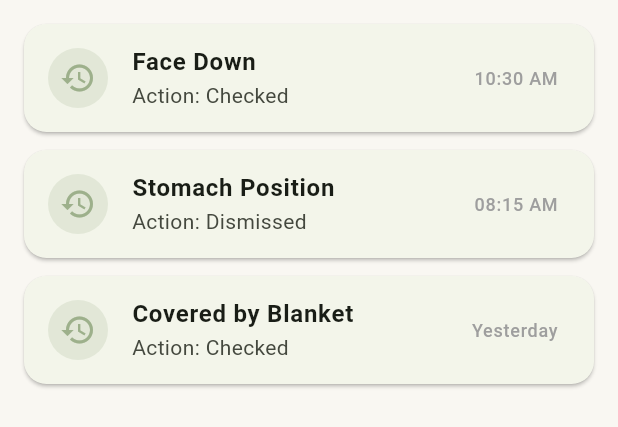
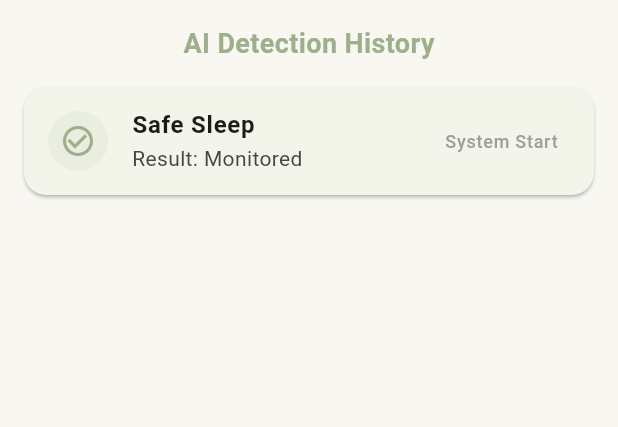
Before and after one commit to Alaa33ib/sleep_monitor, a Flutter app: the ReportsScreen widget shown alone on an empty page, opened directly, on a phone screen of 412 x 824 dp. Shown: the top 427 px of the screen. Run offline on Flutter 3.47's test engine with Material 3 defaults, Android fonts, the phone set to English and light mode, and no system bars; our stand-ins replace flutter_local_notifications, image_picker.

Commit message:
bacckend additions

```diff
--- a/lib/screens/reports_screen.dart
+++ b/lib/screens/reports_screen.dart
@@ -1,34 +1,64 @@
 import 'package:flutter/material.dart';
 import '../theme/app_theme.dart';
+import '../services/report_manager.dart'; // Import the manager
 
-class ReportsScreen extends StatelessWidget {
-  // Demo data - in a real app, this comes from SQLite
-  final List<Map<String, String>> reports = [
-    {"type": "Face Down", "time": "10:30 AM", "action": "Checked"},
-    {"type": "Stomach Position", "time": "08:15 AM", "action": "Dismissed"},
-    {"type": "Covered by Blanket", "time": "Yesterday", "action": "Checked"},
-  ];
+class ReportsScreen extends StatefulWidget {
+  const ReportsScreen({super.key});
 
   @override
+  State<ReportsScreen> createState() => _ReportsScreenState();
+}
+
+class _ReportsScreenState extends State<ReportsScreen> {
+  @override
   Widget build(BuildContext context) {
-    return ListView.builder(
-      padding: EdgeInsets.all(16),
+    // We get the data from our "manager" instead of hardcoding it
+    final reports = ReportManager.reports;
+
+    return Column(
+      children: [
+        const Padding(
+          padding: EdgeInsets.all(16.0),
+          child: Text(
+            "AI Detection History",
+            style: TextStyle(fontSize: 18, fontWeight: FontWeight.bold, color: AppTheme.sage),
+          ),
+        ),
+        Expanded(
+          child: reports.isEmpty
+              ? const Center(child: Text("No AI events detected yet."))
+              : ListView.builder(
+            padding: const EdgeInsets.symmetric(horizontal: 16),
             itemCount: reports.length,
             itemBuilder: (context, index) {
+              bool isRisk = reports[index]['type'] == "Stomach Position";
+
               return Card(
-          margin: EdgeInsets.only(bottom: 12),
+                margin: const EdgeInsets.only(bottom: 12),
                 shape: RoundedRectangleBorder(borderRadius: BorderRadius.circular(15)),
                 child: ListTile(
                   leading: CircleAvatar(
-              backgroundColor: AppTheme.sage.withOpacity(0.2),
-              child: Icon(Icons.history, color: AppTheme.sage),
+                    backgroundColor: isRisk ? Colors.red.withOpacity(0.1) : AppTheme.sage.withOpacity(0.1),
+                    child: Icon(
+                        isRisk ? Icons.warning_amber_rounded : Icons.check_circle_outline,
+                        color: isRisk ? Colors.red : AppTheme.sage
                     ),
-            title: Text(reports[index]['type']!, style: TextStyle(fontWeight: FontWeight.bold)),
-            subtitle: Text("Action: ${reports[index]['action']}"),
-            trailing: Text(reports[index]['time']!, style: TextStyle(color: Colors.grey, fontSize: 12)),
+                  ),
+                  title: Text(
+                      reports[index]['type']!,
+                      style: const TextStyle(fontWeight: FontWeight.bold)
+                  ),
+                  subtitle: Text("Result: ${reports[index]['action']}"),
+                  trailing: Text(
+                      reports[index]['time']!,
+                      style: const TextStyle(color: Colors.grey, fontSize: 12)
+                  ),
                 ),
               );
             },
+          ),
+        ),
+      ],
     );
   }
 }
--- /dev/null
+++ b/lib/services/report_manager.dart
@@ -0,0 +1,17 @@
+class ReportManager {
+  // This is where we will store the real AI results
+  static List<Map<String, String>> reports = [
+    {"type": "Safe Sleep", "time": "System Start", "action": "Monitored"},
+  ];
+
+  static void addReport(String status) {
+    final now = DateTime.now();
+    final timeStr = "${now.hour}:${now.minute.toString().padLeft(2, '0')}";
+
+    reports.insert(0, {
+      "type": status == "DANGER" ? "Stomach Position" : "Back/Safe Position",
+      "time": timeStr,
+      "action": status == "DANGER" ? "Alert Sent" : "No Action",
+    });
+  }
+}
--- a/pubspec.yaml
+++ b/pubspec.yaml
@@ -11,6 +11,7 @@ dependencies:
     sdk: flutter
   cupertino_icons: ^1.0.8
 
+
   # --- ADDED FOR YOUR PROJECT ---
   http: ^1.1.0                          # To talk to the Python Backend
   video_player: ^2.8.1                  # To show the baby video demo
@@ -18,6 +19,7 @@ dependencies:
   path: ^1.9.0                          # Helper for database paths
   audioplayers: ^5.2.1                  # To play the alarm siren
   flutter_local_notifications: ^17.0.0  # For push alerts (The one causing your error!)
+  image_picker: ^1.0.4
 
 dev_dependencies:
   flutter_test:
```
Also changed, not shown: lib/screens/home_screen.dart (+121 -91 lines), lib/services/ai_service.dart (added, +33 -0 lines), pubspec.lock, 3 other files. Lines whose indentation alone changed are shown as unchanged.
